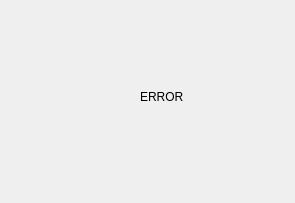
symphony701/SX31_201924261_20191d998, file TrabajoFinal/error.ui: the form before one commit.
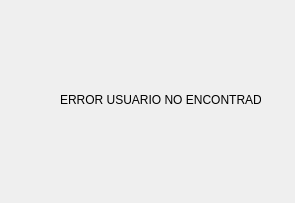
The form after the commit.

```diff
--- a/TrabajoFinal/error.ui
+++ b/TrabajoFinal/error.ui
@@ -16,14 +16,14 @@
   <widget class="QLabel" name="label">
    <property name="geometry">
     <rect>
-     <x>140</x>
+     <x>60</x>
      <y>90</y>
-     <width>47</width>
-     <height>13</height>
+     <width>201</width>
+     <height>20</height>
     </rect>
    </property>
    <property name="text">
-    <string>ERROR</string>
+    <string>ERROR USUARIO NO ENCONTRADO</string>
    </property>
   </widget>
  </widget>
```
